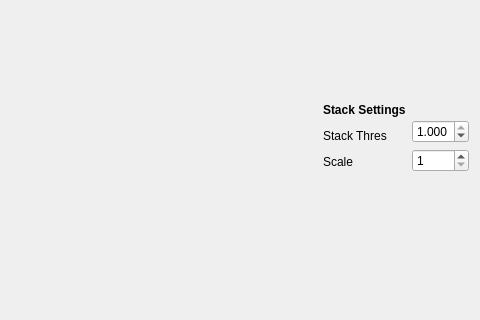
First picture: the form in src/ui/widget.ui, repository BasilFinn/planetStacker, before the edit; both pictures show x 611 to 1091 and y 200 to 520 of the 1091 by 689 pixel window.
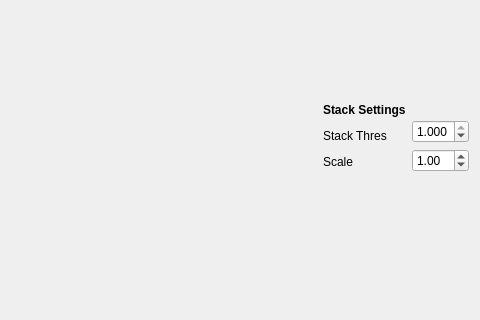
Second picture: the form after the edit.

Commit message: double scale factor implemented

Diff of the .ui file:
```diff
--- a/src/ui/widget.ui
+++ b/src/ui/widget.ui
@@ -124,9 +124,18 @@
             </widget>
            </item>
            <item>
-            <widget class="QSpinBox" name="spinBox_scaleFactor">
+            <widget class="QDoubleSpinBox" name="spinBox_scaleFactor">
              <property name="minimum">
-              <number>1</number>
+              <double>0.250000000000000</double>
+             </property>
+             <property name="maximum">
+              <double>10.000000000000000</double>
+             </property>
+             <property name="singleStep">
+              <double>0.250000000000000</double>
+             </property>
+             <property name="value">
+              <double>1.000000000000000</double>
              </property>
             </widget>
            </item>
```
Left out of the diff: 26 changed lines with no effect on the pictures. The commit also changes 4 other files.
